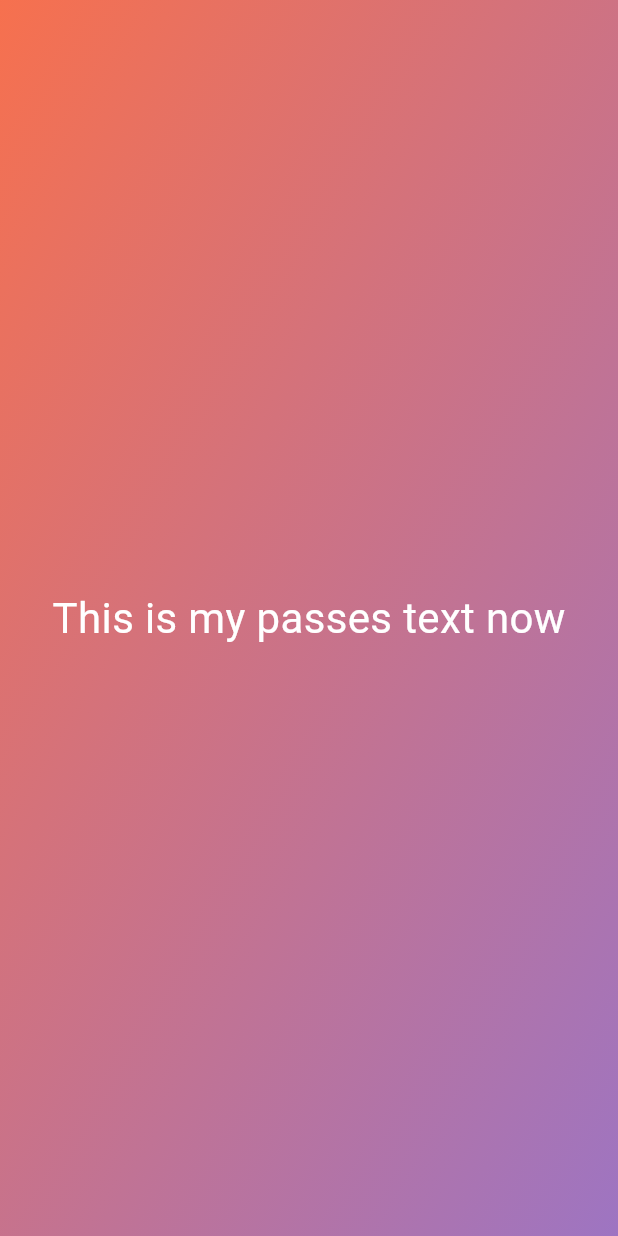
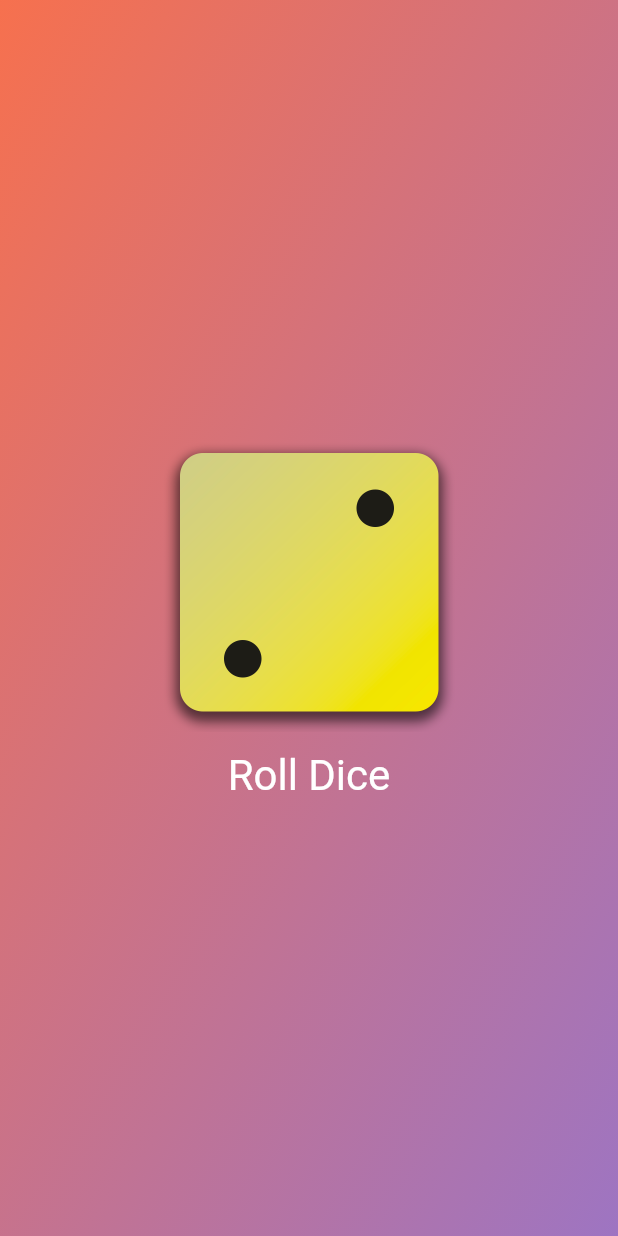
Before and after one commit to AnandChetan352/Flutter_30_hours, a Flutter app: the screen it shows after launch, on a phone screen of 412 x 824 dp. Run offline on Flutter 3.47's test engine with Material 3 defaults, Android fonts, the phone set to English and light mode, and no system bars.

Commit message:
added logic to roll the dice added assets , consumed assets , added loigc to roll dice to random number

```diff
--- /dev/null
+++ b/lib/dice_roller.dart
@@ -0,0 +1,50 @@
+import 'package:flutter/material.dart';
+import 'package:lear_flutter/text_widget.dart';
+import 'dart:math';
+
+class DiceRoller extends StatefulWidget
+{
+  const DiceRoller({super.key});
+
+  @override
+  State<DiceRoller> createState() {
+    return _DiceRollerState();
+  }
+}
+
+class _DiceRollerState extends State<DiceRoller> {
+  var currentDiceRoll = 2;
+
+  void rollDice()
+  {
+    var diceRoll = Random().nextInt(6) +1 ; // random number between 0-5
+    setState(()
+    {
+      currentDiceRoll = diceRoll;
+
+    });
+    print("rollDiceExecuted");
+  }
+
+  @override
+  Widget build(context) {
+    return Column(
+      mainAxisSize: MainAxisSize.min,
+      children: [
+        Image.asset("assets/images/dice-$currentDiceRoll.png", width: 200),
+        TextButton(
+          onPressed: (rollDice),
+          style: TextButton.styleFrom(
+            padding: const EdgeInsets.only(top: 10),
+            foregroundColor: Colors.lightBlueAccent.shade700,
+            textStyle: const TextStyle(
+              fontSize: 28,
+              color: Color.fromRGBO(49, 27, 146, 1),
+            ),
+          ),
+          child: const TextWidget("Roll Dice"),
+        ),
+      ],
+    );
+  }
+}
--- a/lib/gradient_container.dart
+++ b/lib/gradient_container.dart
@@ -1,27 +1,31 @@
 import 'package:flutter/material.dart';
+import 'package:lear_flutter/dice_roller.dart';
 import 'package:lear_flutter/text_widget.dart';
 
 const startAlignment = Alignment.topLeft;
 const endAlignment = Alignment.bottomRight;
 
 class GradientContainer extends StatelessWidget {
-  const GradientContainer({super.key});
+  const GradientContainer(
+      {super.key,
+      required this.gradientColorPrimary,
+      required this.gradientColorSecondary});
+
+  final Color gradientColorPrimary;
+  final Color gradientColorSecondary;
 
   @override
   Widget build(context) {
     return Container(
       decoration: BoxDecoration(
         gradient: LinearGradient(
-            colors: [
-              Colors.deepPurple.shade300,
-              Colors.deepOrange.shade400,
-            ],
+            colors: [gradientColorPrimary, gradientColorSecondary],
             begin: startAlignment,
             end: endAlignment,
             transform: const GradientRotation(-10.0)),
       ),
-      child:  const Center(
-        child: TextWidget("This is my passes text now"),
+      child: Center(
+        child: DiceRoller(),
       ),
     );
   }
--- a/lib/main.dart
+++ b/lib/main.dart
@@ -5,7 +5,10 @@ void main() {
   runApp(
     const MaterialApp(
       home: Scaffold(
-        body: GradientContainer(),
+        body: GradientContainer(
+          gradientColorPrimary: Color.fromRGBO(149, 117, 205, 1),
+          gradientColorSecondary: Color.fromRGBO(255, 112, 67, 1),
+        ),
       ),
     ),
   );
```
Also changed, not shown: pubspec.yaml (+7 -3 lines), assets/images/dice-1.png (added), assets/images/dice-2.png (added), assets/images/dice-3.png (added), assets/images/dice-4.png (added), assets/images/dice-5.png (added), assets/images/dice-6.png (added), 1 other file.
